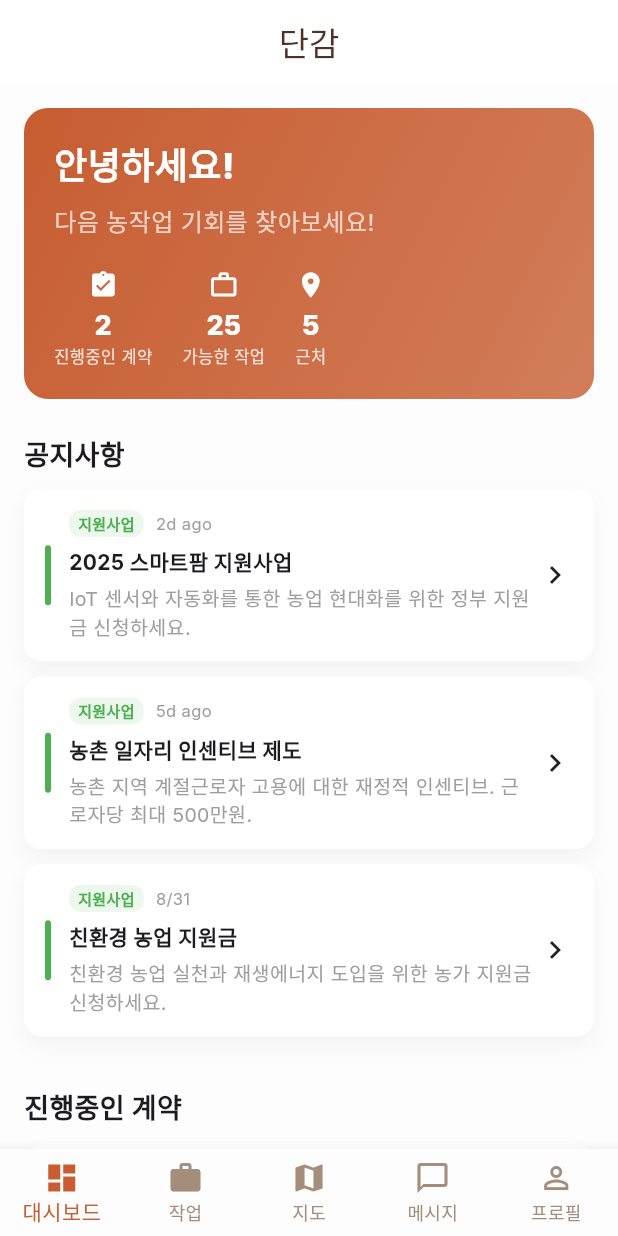
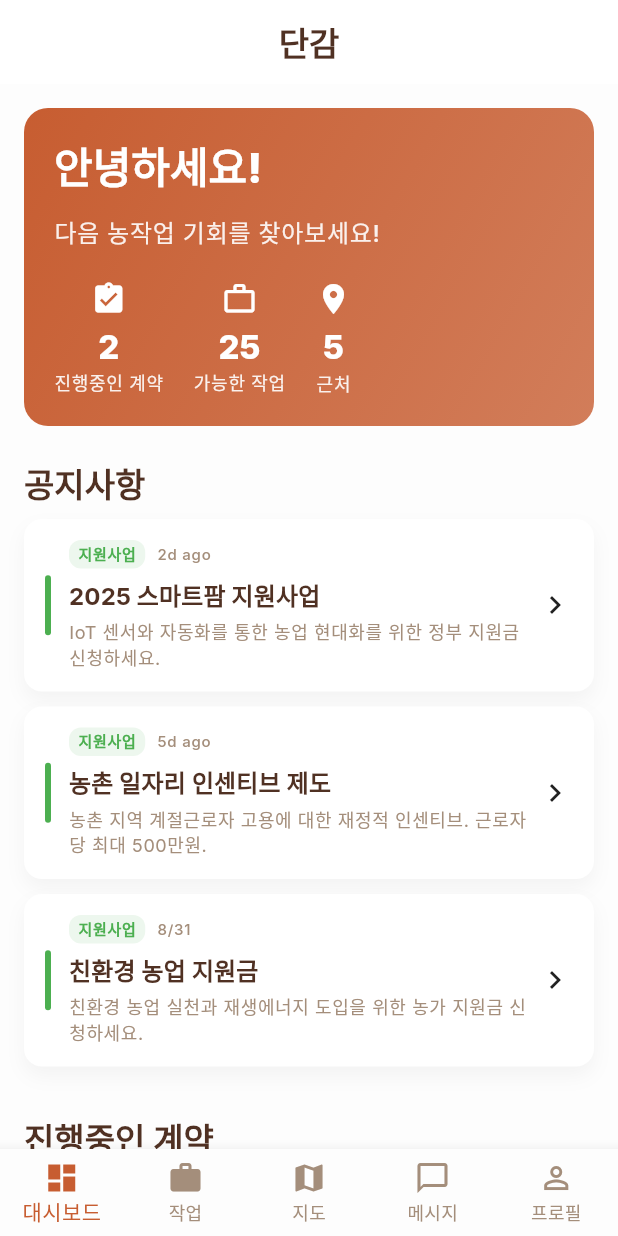
Before and after one commit to Via-Hyun0/dangam_app, a Flutter app: the screen it shows after launch, on a phone screen of 412 x 824 dp. Run offline on Flutter 3.47's test engine with Material 3 defaults, Android fonts, the phone set to English and light mode, and no system bars; our stand-ins replace google_fonts, google_maps_flutter; missing offline and left inert: farm_work_app.

Commit message:
feat: Improve UI/UX with better typography and visual hierarchy
- Update font sizes and weights throughout the app for better readability
- Implement comprehensive text theme with proper hierarchy
- Enhance visual elements with improved spacing and colors
- Improve tag design and icon sizes for better visibility
- Apply consistent color scheme across all components
- Increase font sizes: headlines (32px), titles (22px), body (16px)
- Add proper font weights and color contrast for accessibility

```diff
--- a/lib/main.dart
+++ b/lib/main.dart
@@ -23,7 +23,72 @@ class MyApp extends StatelessWidget {
           onPrimary: Colors.white, // 오렌지 위의 텍스트
           onSurface: const Color(0xFF503123), // 다크 액센트
         ),
-        textTheme: GoogleFonts.interTextTheme(),
+        textTheme: GoogleFonts.interTextTheme().copyWith(
+          // Headlines
+          headlineLarge: GoogleFonts.inter(
+            fontSize: 32,
+            fontWeight: FontWeight.w800,
+            color: const Color(0xFF503123),
+          ),
+          headlineMedium: GoogleFonts.inter(
+            fontSize: 28,
+            fontWeight: FontWeight.w700,
+            color: const Color(0xFF503123),
+          ),
+          headlineSmall: GoogleFonts.inter(
+            fontSize: 24,
+            fontWeight: FontWeight.w600,
+            color: const Color(0xFF503123),
+          ),
+          // Titles
+          titleLarge: GoogleFonts.inter(
+            fontSize: 22,
+            fontWeight: FontWeight.w600,
+            color: const Color(0xFF503123),
+          ),
+          titleMedium: GoogleFonts.inter(
+            fontSize: 18,
+            fontWeight: FontWeight.w600,
+            color: const Color(0xFF503123),
+          ),
+          titleSmall: GoogleFonts.inter(
+            fontSize: 16,
+            fontWeight: FontWeight.w500,
+            color: const Color(0xFF503123),
+          ),
+          // Body text
+          bodyLarge: GoogleFonts.inter(
+            fontSize: 16,
+            fontWeight: FontWeight.w400,
+            color: const Color(0xFF503123),
+          ),
+          bodyMedium: GoogleFonts.inter(
+            fontSize: 14,
+            fontWeight: FontWeight.w400,
+            color: const Color(0xFF503123),
+          ),
+          bodySmall: GoogleFonts.inter(
+            fontSize: 12,
+            fontWeight: FontWeight.w400,
+            color: const Color(0xFFa48e7b),
+          ),
+          // Labels
+          labelLarge: GoogleFonts.inter(
+            fontSize: 14,
+            fontWeight: FontWeight.w500,
+            color: const Color(0xFF503123),
+          ),
+          labelMedium: GoogleFonts.inter(
+            fontSize: 12,
+            fontWeight: FontWeight.w500,
+            color: const Color(0xFF503123),
+          ),
+          labelSmall: GoogleFonts.inter(
+            fontSize: 10,
+            fontWeight: FontWeight.w500,
+            color: const Color(0xFFa48e7b),
+          ),
+        ),
         appBarTheme: const AppBarTheme(
           backgroundColor: Colors.white,
           foregroundColor: Color(0xFF503123), // 다크 액센트
--- a/lib/pages/dashboard_body.dart
+++ b/lib/pages/dashboard_body.dart
@@ -59,20 +59,19 @@ class _WelcomeHeader extends StatelessWidget {
       child: Column(
         crossAxisAlignment: CrossAxisAlignment.start,
         children: [
-          const Text(
+          Text(
             '안녕하세요!',
-            style: TextStyle(
+            style: Theme.of(context).textTheme.headlineMedium?.copyWith(
               color: Colors.white,
-              fontSize: 24,
               fontWeight: FontWeight.w800,
             ),
           ),
-          const SizedBox(height: 8),
-          const Text(
+          const SizedBox(height: 12),
+          Text(
             '다음 농작업 기회를 찾아보세요!',
-            style: TextStyle(
-              color: Colors.white70,
-              fontSize: 16,
+            style: Theme.of(context).textTheme.bodyLarge?.copyWith(
+              color: Colors.white.withOpacity(0.9),
+              fontWeight: FontWeight.w500,
             ),
           ),
           const SizedBox(height: 20),
@@ -123,21 +122,21 @@ class _StatItem extends StatelessWidget {
   Widget build(BuildContext context) {
     return Column(
       children: [
-        Icon(icon, color: color, size: 20),
-        const SizedBox(height: 4),
+        Icon(icon, color: color, size: 24),
+        const SizedBox(height: 6),
         Text(
           value,
-          style: TextStyle(
+          style: Theme.of(context).textTheme.titleLarge?.copyWith(
             color: color,
-            fontSize: 18,
             fontWeight: FontWeight.w800,
           ),
         ),
+        const SizedBox(height: 2),
         Text(
           label,
-          style: TextStyle(
-            color: color.withValues(alpha: 0.8),
-            fontSize: 11,
+          style: Theme.of(context).textTheme.labelMedium?.copyWith(
+            color: color.withOpacity(0.9),
+            fontWeight: FontWeight.w500,
           ),
         ),
       ],
@@ -153,7 +152,10 @@ class _SectionTitle extends StatelessWidget {
   Widget build(BuildContext context) {
     return Text(
       text,
-      style: const TextStyle(fontSize: 18, fontWeight: FontWeight.w700),
+      style: Theme.of(context).textTheme.titleLarge?.copyWith(
+        fontWeight: FontWeight.w700,
+        color: const Color(0xFF503123),
+      ),
     );
   }
 }
@@ -310,9 +312,8 @@ class _NoticesList extends StatelessWidget {
                           ),
                           child: Text(
                             noticeTypeLabel(notice.type),
-                            style: TextStyle(
+                            style: Theme.of(context).textTheme.labelSmall?.copyWith(
                               color: noticeTypeColor(notice.type),
-                              fontSize: 10,
                               fontWeight: FontWeight.w700,
                             ),
                           ),
@@ -320,20 +321,27 @@ class _NoticesList extends StatelessWidget {
                         const SizedBox(width: 8),
                         Text(
                           _formatDate(notice.publishedAt),
-                          style:
-                              const TextStyle(color: Colors.grey, fontSize: 11),
+                          style: Theme.of(context).textTheme.labelSmall?.copyWith(
+                            color: const Color(0xFFa48e7b),
+                          ),
                         ),
                       ],
                     ),
                     const SizedBox(height: 6),
                     Text(
                       notice.title,
-                      style: const TextStyle(fontWeight: FontWeight.w700),
+                      style: Theme.of(context).textTheme.titleSmall?.copyWith(
+                        fontWeight: FontWeight.w700,
+                        color: const Color(0xFF503123),
+                      ),
                     ),
                     const SizedBox(height: 4),
                     Text(
                       notice.content,
-                      style: const TextStyle(color: Colors.grey, fontSize: 13),
+                      style: Theme.of(context).textTheme.bodySmall?.copyWith(
+                        color: const Color(0xFFa48e7b),
+                        height: 1.4,
+                      ),
                       maxLines: 2,
                       overflow: TextOverflow.ellipsis,
                     ),
```
Also changed, not shown: lib/pages/jobs_page.dart (+16 -7 lines), lib/pages/profile_page.dart (+13 -13 lines).
